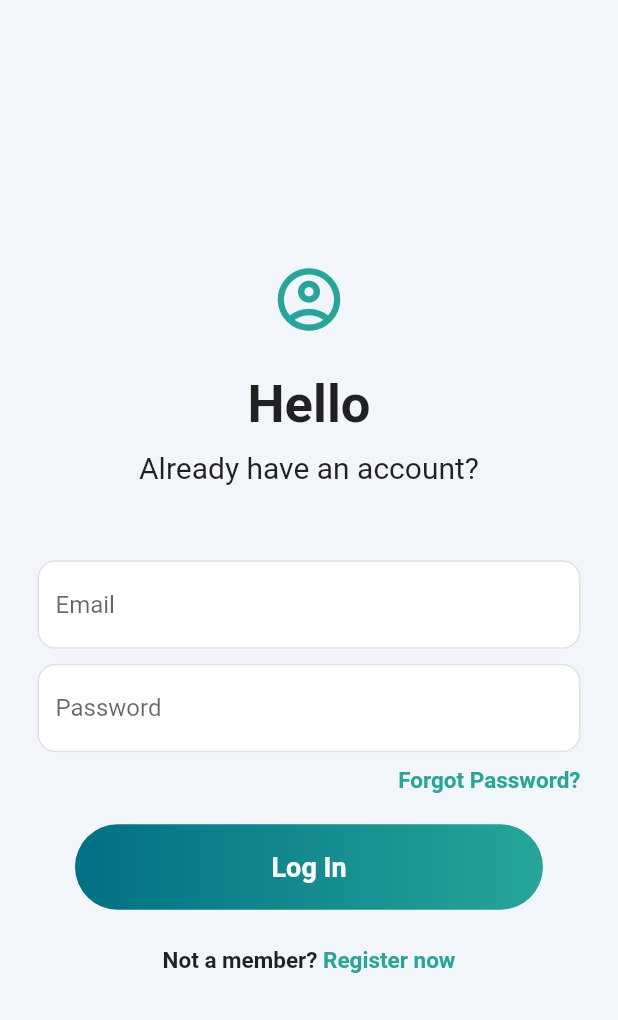
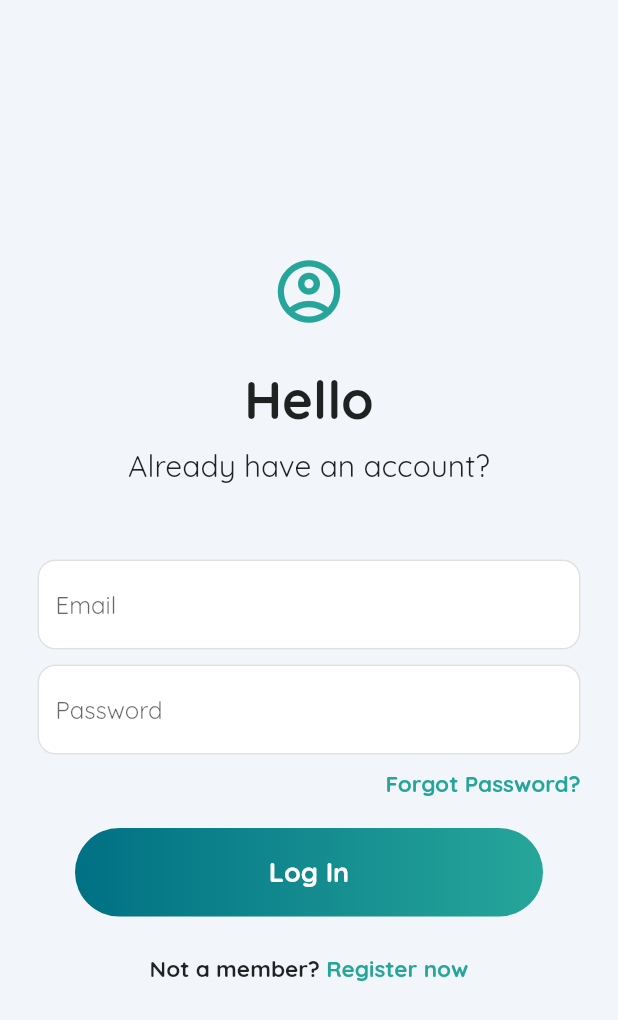
Before and after one commit to Anushastha/DiaryApp, a Flutter app: the screen it shows after launch, on a phone screen of 412 x 824 dp. Shown: the top 1020 px of the screen. Run offline on Flutter 3.47's test engine with Material 2 defaults, Android fonts, the phone set to English and light mode, and no system bars; our stand-ins replace cloud_firestore, firebase_auth, firebase_core, google_fonts; accounts and stored records are empty.

Commit message:
google fonts

```diff
--- a/lib/Screens/Auth/login_page.dart
+++ b/lib/Screens/Auth/login_page.dart
@@ -66,7 +66,7 @@ class _LoginPageState extends State<LoginPage> {
                 //email textfield
                 Padding(
                   padding: const EdgeInsets.symmetric(horizontal: 25.0),
-                  child: TextField(
+                  child: TextFormField(
                     controller: _emailController,
                     decoration: InputDecoration(
                       enabledBorder: OutlineInputBorder(
--- a/lib/main.dart
+++ b/lib/main.dart
@@ -1,6 +1,7 @@
 import 'package:diary/Screens/Auth/main_page.dart';
 import 'package:firebase_core/firebase_core.dart';
 import 'package:flutter/material.dart';
+import 'package:google_fonts/google_fonts.dart';
 
 void main() async{
   WidgetsFlutterBinding.ensureInitialized();
@@ -15,6 +16,9 @@ class MyApp extends StatelessWidget {
   Widget build(BuildContext context) {
     return MaterialApp(
       debugShowCheckedModeBanner: false,
+      theme: ThemeData(
+        textTheme: GoogleFonts.quicksandTextTheme(),
+      ),
       home: MainPage(),
     );
   }
--- a/pubspec.yaml
+++ b/pubspec.yaml
@@ -40,6 +40,7 @@ dependencies:
   firebase_auth: ^4.2.5
   firebase_core: ^2.4.1
   cloud_firestore: ^4.3.1
+  google_fonts: ^3.0.1
 
 dev_dependencies:
   flutter_test:
```
Also changed, not shown: pubspec.lock, 1 other file.
